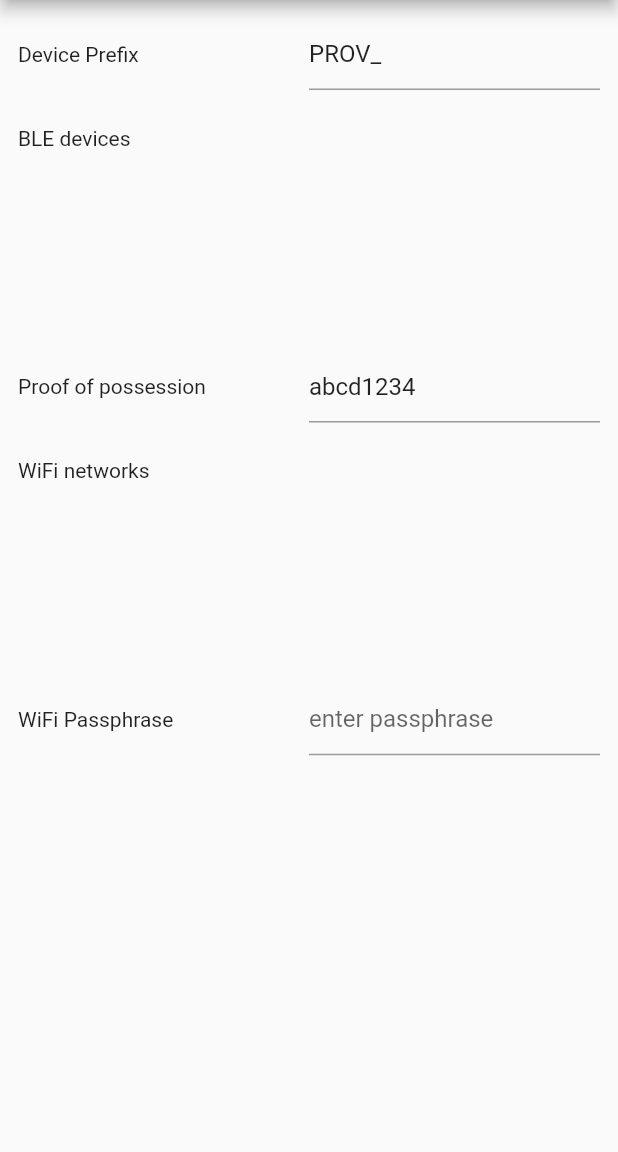
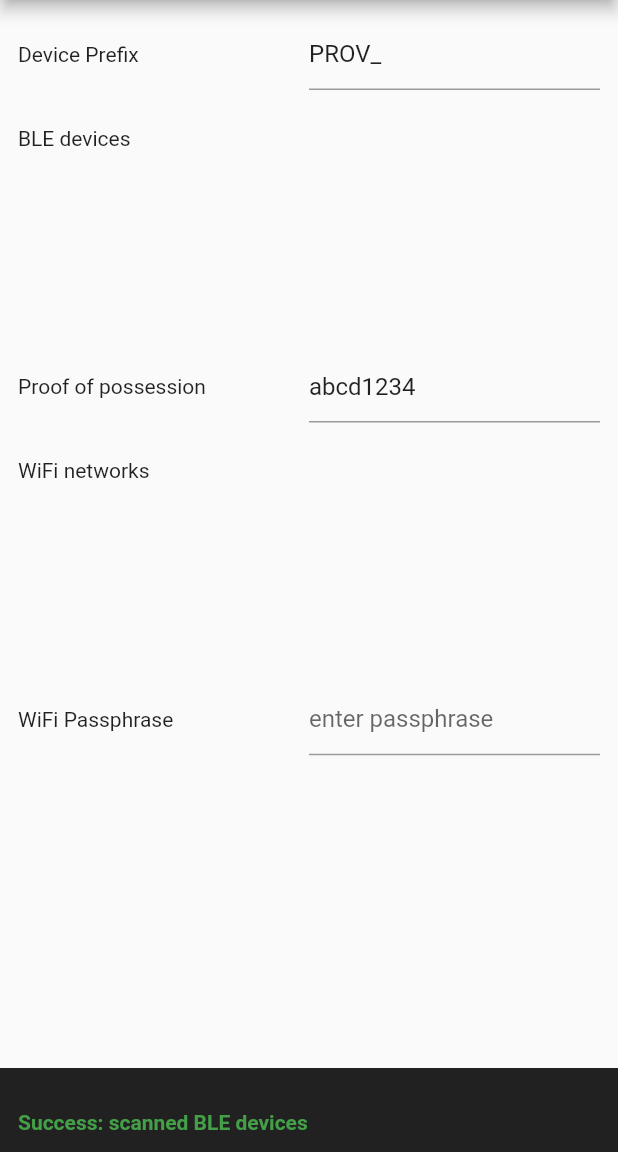
Before and after one commit to lduncan/flutter_esp_ble_prov, a Flutter app: the screen it shows after launch, after a tap on the "bluetooth" icon, on a phone screen of 412 x 824 dp, the part 84-1236 px from its top. Run offline on Flutter 3.47's test engine with Material 2 defaults, Android fonts, the phone set to English and light mode, and no system bars; our stand-ins replace plugin_platform_interface.

```diff
--- a/example/lib/main.dart
+++ b/example/lib/main.dart
@@ -26,34 +26,45 @@ class _MyAppState extends State<MyApp> {
 
   String selectedDeviceName = '';
   String selectedSsid = '';
+  String feedbackMessage = '';
 
   final prefixController = TextEditingController(text: 'PROV_');
   final proofOfPossessionController = TextEditingController(text: 'abcd1234');
   final passphraseController = TextEditingController();
 
-  scanBleDevices() async {
+  Future scanBleDevices() async {
     final prefix = prefixController.text;
     final scannedDevices =
         await _flutterEspBleProvPlugin.scanBleDevices(prefix);
     setState(() {
       devices = scannedDevices;
     });
+    pushFeedback('Success: scanned BLE devices');
   }
 
-  scanWifiNetworks() async {
+  Future scanWifiNetworks() async {
     final proofOfPossession = proofOfPossessionController.text;
     final scannedNetworks = await _flutterEspBleProvPlugin.scanWifiNetworks(
         selectedDeviceName, proofOfPossession);
     setState(() {
       networks = scannedNetworks;
     });
+    pushFeedback('Success: scanned WiFi on $selectedDeviceName');
   }
 
-  provisionWifi() async {
+  Future provisionWifi() async {
     final proofOfPossession = proofOfPossessionController.text;
     final passphrase = passphraseController.text;
     final success = await _flutterEspBleProvPlugin.provisionWifi(
         selectedDeviceName, proofOfPossession, selectedSsid, passphrase);
+    pushFeedback(
+        'Success: provisioned WiFi $selectedDeviceName on $selectedSsid');
+  }
+
+  pushFeedback(String msg) {
+    setState(() {
+      feedbackMessage = feedbackMessage + '\n' + msg;
+    });
   }
 
   @override
@@ -64,10 +75,21 @@ class _MyAppState extends State<MyApp> {
           title: const Text('ESP BLE Provisioning Example'),
           actions: [
             IconButton(
-              icon: Icon(Icons.bluetooth),
-              onPressed: () => scanBleDevices(),
-            ),
+                icon: Icon(Icons.bluetooth),
+                onPressed: () async {
+                  await scanBleDevices();
+                }),
           ],
+        ),
+        bottomSheet: Container(
+          width: double.infinity,
+          color: Colors.black87,
+          padding: EdgeInsets.all(PAD),
+          child: Text(
+            feedbackMessage,
+            style: TextStyle(
+                fontWeight: FontWeight.bold, color: Colors.green.shade600),
+          ),
         ),
         body: Container(
           child: Column(
@@ -114,9 +136,9 @@ class _MyAppState extends State<MyApp> {
                           fontWeight: FontWeight.bold,
                         ),
                       ),
-                      onTap: () {
+                      onTap: () async {
                         selectedDeviceName = devices[i];
-                        scanWifiNetworks();
+                        await scanWifiNetworks();
                       },
                     );
                   },
@@ -161,9 +183,9 @@ class _MyAppState extends State<MyApp> {
                           fontWeight: FontWeight.bold,
                         ),
                       ),
-                      onTap: () {
+                      onTap: () async {
                         selectedSsid = networks[i];
-                        provisionWifi();
+                        await provisionWifi();
                       },
                     );
                   },
@@ -197,5 +219,4 @@ class _MyAppState extends State<MyApp> {
       ),
     );
   }
-
 }
```
Also changed, not shown: lib/flutter_esp_ble_prov.dart (+9 -5 lines), lib/src/flutter_esp_ble_prov_method_channel.dart (renamed from lib/flutter_esp_ble_prov_method_channel.dart), lib/src/flutter_esp_ble_prov_platform_interface.dart (renamed from lib/flutter_esp_ble_prov_platform_interface.dart).
